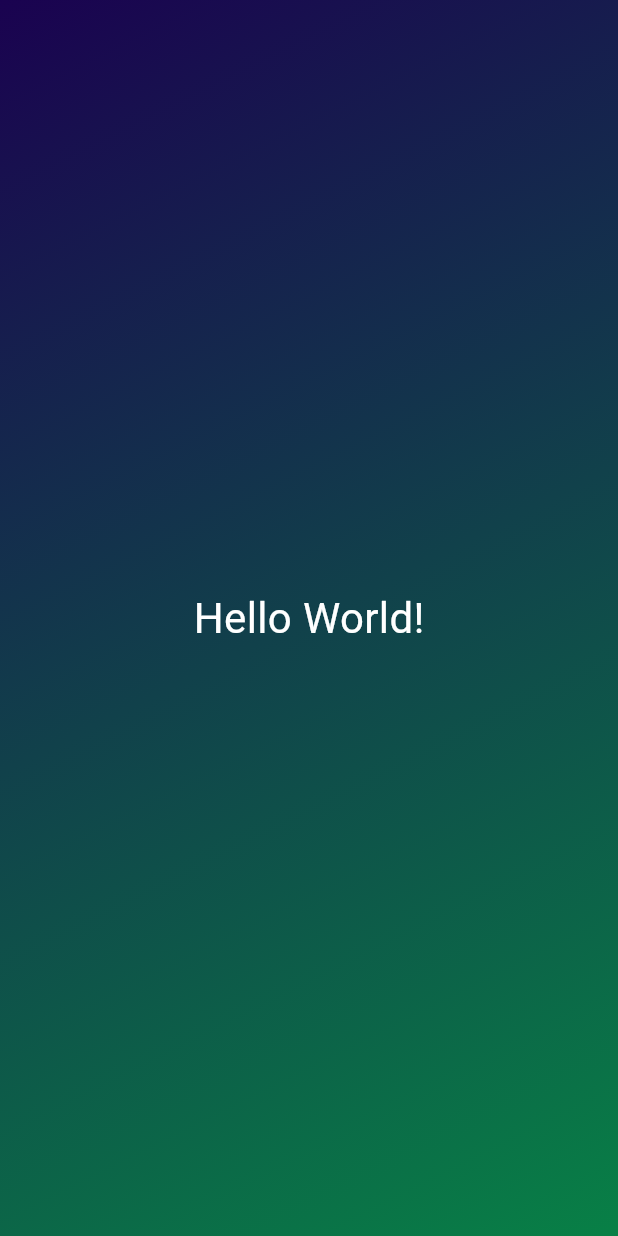
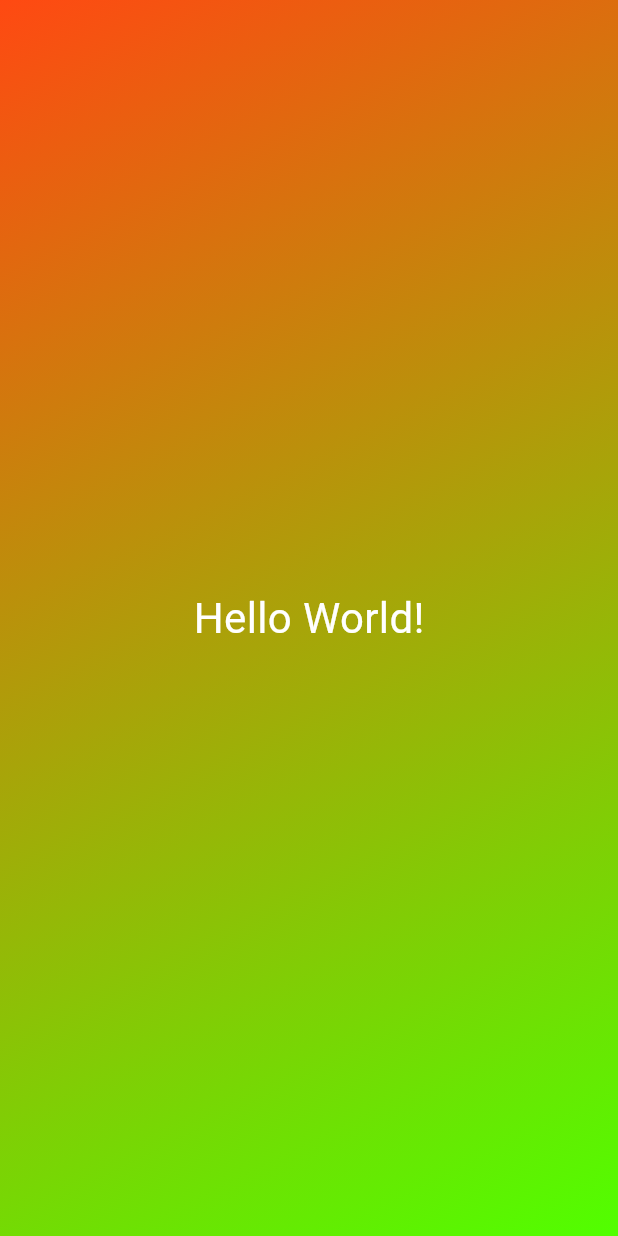
Before and after one commit to muhyi7/flutter_basic, a Flutter app: the screen it shows after launch, on a phone screen of 412 x 824 dp. Run offline on Flutter 3.47's test engine with Material 3 defaults, Android fonts, the phone set to English and light mode, and no system bars.

Commit message:
43 reusable widget & constructor functions

```diff
--- a/lib/gradient_container.dart
+++ b/lib/gradient_container.dart
@@ -2,25 +2,52 @@ import 'package:flutter/material.dart';
 
 import 'package:flutter_basic/styled_text.dart';
 
+const startAlignmet = Alignment.topLeft;
+const endAlignment = Alignment.bottomRight;
+
+
 class GradientContainer extends StatelessWidget {
-  const GradientContainer({super.key});
+  const GradientContainer(Color this.color1,Color this.color2,{super.key});
+
+  final Color color1;
+  final Color color2;
+
   @override
   Widget build(context) {
     return Container(
-      decoration: const BoxDecoration(
+      decoration: BoxDecoration(
         gradient: LinearGradient(
-          colors: [
-            Color.fromARGB(255, 26, 2, 80),
-            // Color.fromARGB(255, 45, 7, 98),
-            Color.fromARGB(255, 8, 128, 70)
-          ],
-          begin: Alignment.topLeft,
-          end: Alignment.bottomRight,
+          colors:[color1, color2],
+          begin: startAlignmet,
+          end: endAlignment,
         ),
       ),
       child: const Center(
-        child: StyledText(),
+        child: StyledText('Hello World!'),
       ),
     );
   }
 }
+
+
+// class GradientContainer extends StatelessWidget {
+//   const GradientContainer({super.key, required this.colors});
+
+//   final List<Color> colors;
+
+//   @override
+//   Widget build(context) {
+//     return Container(
+//       decoration: BoxDecoration(
+//         gradient: LinearGradient(
+//           colors:colors,
+//           begin: startAlignmet,
+//           end: endAlignment,
+//         ),
+//       ),
+//       child: const Center(
+//         child: StyledText('Hello World!'),
+//       ),
+//     );
+//   }
+// }
--- a/lib/main.dart
+++ b/lib/main.dart
@@ -6,7 +6,10 @@ void main() {
   runApp(
     const MaterialApp(
       home: Scaffold(
-        body: GradientContainer(),
+        body: GradientContainer(
+          Color.fromARGB(255, 255, 73, 18),
+          Color.fromARGB(255, 81, 255, 0),
+        ),
       ),
     ),
   );
--- a/lib/styled_text.dart
+++ b/lib/styled_text.dart
@@ -1,12 +1,15 @@
 import 'package:flutter/material.dart';
 
 class StyledText extends StatelessWidget {
-  const StyledText({super.key});
+  const StyledText(this.text, {super.key});
+
+  final String text;
+
   @override
   Widget build(context) {
-    return const Text(
-      'Hello World!',
-      style: TextStyle(color: Colors.white, fontSize: 28),
+    return Text(
+      text,
+      style: const TextStyle(color: Colors.white, fontSize: 28),
     );
   }
 }
```
